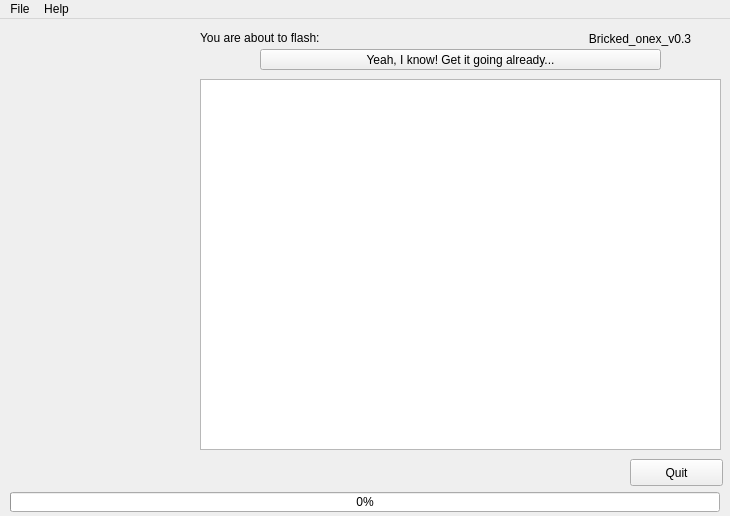
This is flasher.ui in showp1984/bricked-installer as Qt 5 draws it before an edit. The edited form follows.
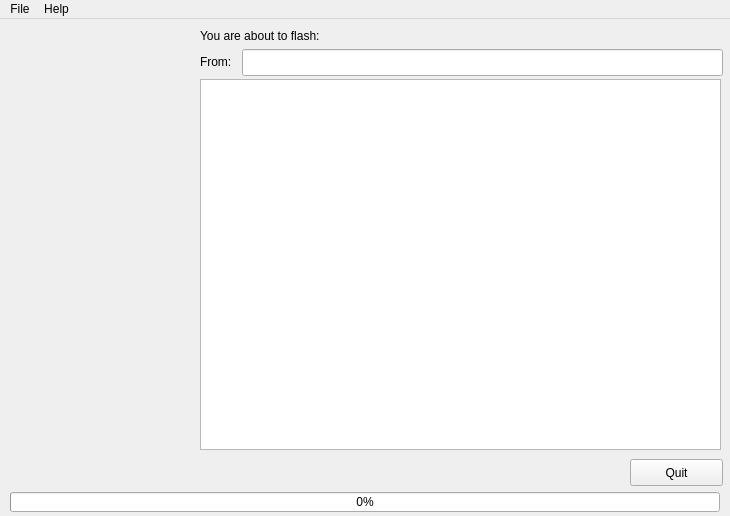
This is the edited form. Icons and pictures are not drawn.

Commit message: cp filename & filepath from openfile to flasher

```diff
--- a/flasher.ui
+++ b/flasher.ui
@@ -64,37 +64,40 @@
      <rect>
       <x>200</x>
       <y>10</y>
-      <width>511</width>
+      <width>151</width>
       <height>17</height>
      </rect>
     </property>
     <property name="text">
      <string>You are about to flash:</string>
     </property>
+    <property name="alignment">
+     <set>Qt::AlignLeading|Qt::AlignLeft|Qt::AlignTop</set>
+    </property>
    </widget>
    <widget class="QLabel" name="lbl_edt_kernel">
     <property name="geometry">
      <rect>
       <x>350</x>
       <y>10</y>
-      <width>341</width>
+      <width>371</width>
       <height>20</height>
      </rect>
     </property>
     <property name="text">
-     <string>Bricked_onex_v0.3</string>
+     <string/>
     </property>
     <property name="alignment">
-     <set>Qt::AlignRight|Qt::AlignTrailing|Qt::AlignVCenter</set>
+     <set>Qt::AlignRight|Qt::AlignTop|Qt::AlignTrailing</set>
     </property>
    </widget>
    <widget class="QPushButton" name="btn_start">
     <property name="geometry">
      <rect>
       <x>260</x>
-      <y>30</y>
+      <y>60</y>
       <width>401</width>
-      <height>21</height>
+      <height>27</height>
      </rect>
     </property>
     <property name="text">
@@ -146,6 +149,44 @@
      <set>Qt::NoTextInteraction</set>
     </property>
    </widget>
+   <widget class="QLabel" name="lbl_filepath">
+    <property name="geometry">
+     <rect>
+      <x>200</x>
+      <y>30</y>
+      <width>41</width>
+      <height>25</height>
+     </rect>
+    </property>
+    <property name="text">
+     <string>From:</string>
+    </property>
+    <property name="alignment">
+     <set>Qt::AlignLeading|Qt::AlignLeft|Qt::AlignVCenter</set>
+    </property>
+   </widget>
+   <widget class="QLineEdit" name="edt_filepath">
+    <property name="geometry">
+     <rect>
+      <x>242</x>
+      <y>30</y>
+      <width>481</width>
+      <height>27</height>
+     </rect>
+    </property>
+    <property name="sizePolicy">
+     <sizepolicy hsizetype="Fixed" vsizetype="Fixed">
+      <horstretch>0</horstretch>
+      <verstretch>0</verstretch>
+     </sizepolicy>
+    </property>
+    <property name="cursor">
+     <cursorShape>IBeamCursor</cursorShape>
+    </property>
+    <property name="readOnly">
+     <bool>true</bool>
+    </property>
+   </widget>
   </widget>
   <widget class="QMenuBar" name="menubar">
    <property name="geometry">
```
Left out of the diff: 4 changed lines with no effect on the pictures. The commit also changes 10 other files.
